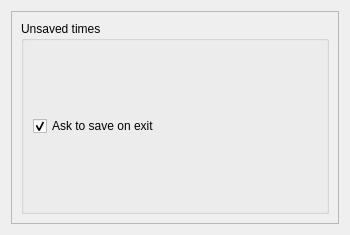
Qt form widgets/savesettings.ui (KDE/kronometer) before a commit.
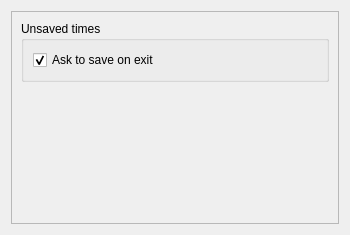
The same form after that commit.

Commit message: Fixed settings layouts

The edit to the form file:
```diff
--- a/widgets/savesettings.ui
+++ b/widgets/savesettings.ui
@@ -48,6 +48,19 @@
          </layout>
         </widget>
        </item>
+       <item>
+        <spacer name="verticalSpacer">
+         <property name="orientation">
+          <enum>Qt::Vertical</enum>
+         </property>
+         <property name="sizeHint" stdset="0">
+          <size>
+           <width>20</width>
+           <height>40</height>
+          </size>
+         </property>
+        </spacer>
+       </item>
       </layout>
      </widget>
     </widget>
```
The commit also changes 1 other file.
